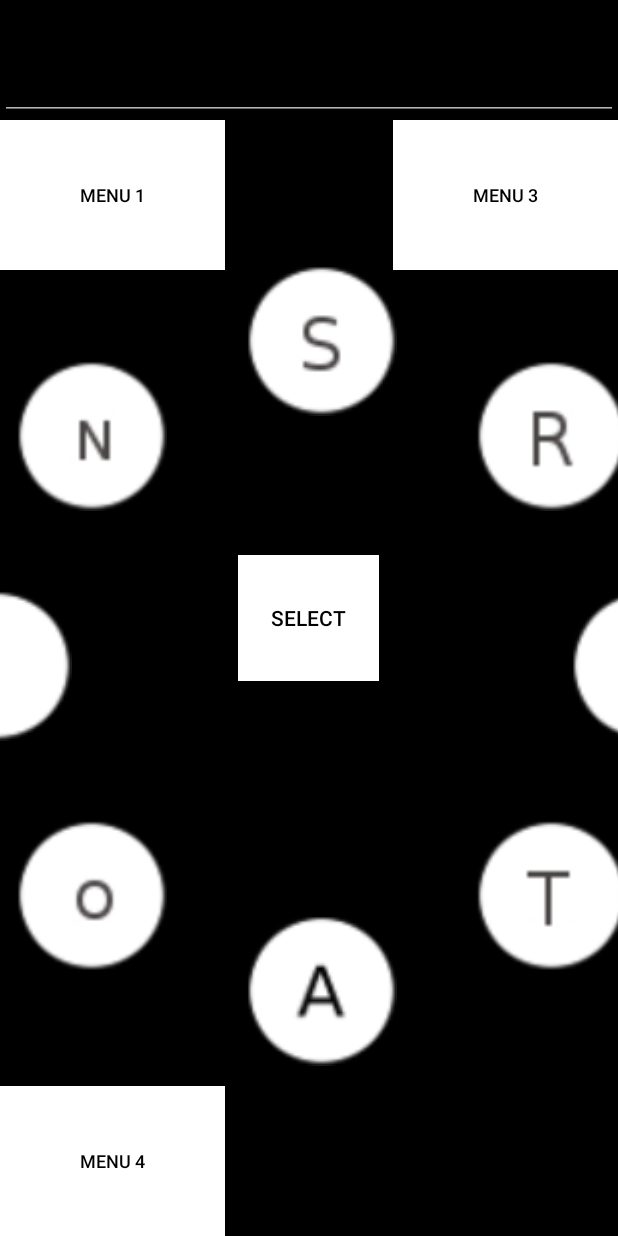
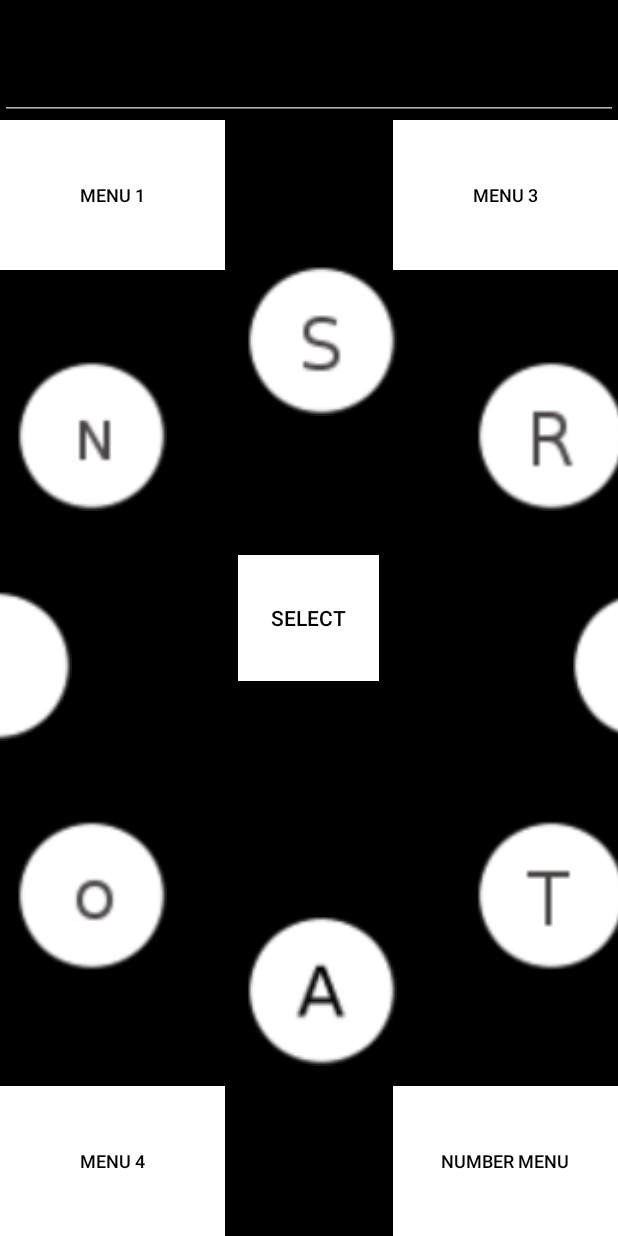
Before and after one commit to cmpercy/COMP580Proto, an Android app: the RadialActivity screen opened directly, with no data from a screen before it, on a phone screen of 412 x 824 dp. Run offline under Robolectric (Android 15) with nearby library versions, the phone set to English and light mode, and no system bars.

Commit message:
Added Radial Numbers

```diff
--- a/app/src/main/java/edu/unc/miller/comp580proto/AToZActivity.java
+++ b/app/src/main/java/edu/unc/miller/comp580proto/AToZActivity.java
@@ -71,7 +71,10 @@ public class AToZActivity extends AppCompatActivity implements TextToSpeech.OnIn
                 startActivity(intent);
                 break;
             case R.id.numbers_button:
-                //need to implement
+                intent = new Intent(this,RadialActivity.class);
+                indicator = 32;
+                hideUserString();
+                startActivity(intent);
                 break;
             case R.id.enter_button:
                 stringToSpeech();
--- a/app/src/main/java/edu/unc/miller/comp580proto/RadialActivity.java
+++ b/app/src/main/java/edu/unc/miller/comp580proto/RadialActivity.java
@@ -26,7 +26,7 @@ public class RadialActivity extends AppCompatActivity {
     ArrayList<Region> regionList;
     ArrayList<Button> buttonList;
     ArrayList<ImageView> imageViewList;
-    Region[] exteriorRegionArray = new Region[3];
+    Region[] exteriorRegionArray = new Region[4];
     Region centralRegion;
     Stack<String> charStack = new Stack<>();
     RelativeLayout rl;
@@ -40,7 +40,7 @@ public class RadialActivity extends AppCompatActivity {
     private boolean startedCheckingTime;                    //used for timing checks
     private boolean changedActivity;                        //indicates if the activity layout has changed recently
     private boolean canResume = true;                       //indicates if the motionevent in a region can be triggered/resumed
-    private boolean checkingExteriorRegionZero, checkingExteriorRegionOne, checkingExteriorRegionTwo;
+    private boolean checkingExteriorRegionZero, checkingExteriorRegionOne, checkingExteriorRegionTwo, checkingExteriorRegionThree;
 
     @Override
     protected void onCreate(Bundle savedInstanceState) {
@@ -86,7 +86,7 @@ public class RadialActivity extends AppCompatActivity {
                 }
                 //---ROUTINES FOR EXTERIOR BUTTONS BELOW---
                 //Check exterior_region_zero for possible keyboard menu transition
-                if(!changedActivity&&!checkingExteriorRegionOne&&!checkingExteriorRegionTwo){
+                if(!changedActivity&&!checkingExteriorRegionOne&&!checkingExteriorRegionTwo&&!checkingExteriorRegionThree){
                     Region tempRegion = exteriorRegionArray[0];
                     //If event is in bounds of this region...
                     if(tempRegion.checkBounds(e.getRawX(),e.getRawY())&&canResume){
@@ -109,7 +109,7 @@ public class RadialActivity extends AppCompatActivity {
                 }
 
                 //Check exterior_region_one; prevent it from clashing with the above method
-                if(!changedActivity&&!checkingExteriorRegionZero&&!checkingExteriorRegionTwo){
+                if(!changedActivity&&!checkingExteriorRegionZero&&!checkingExteriorRegionTwo&&!checkingExteriorRegionThree){
                     Region tempRegion = exteriorRegionArray[1];
                     //If event is in bounds of this region...
                     if(tempRegion.checkBounds(e.getRawX(),e.getRawY())&&canResume){
@@ -132,7 +132,7 @@ public class RadialActivity extends AppCompatActivity {
                 }
 
                 //Check exterior_region_two; prevent it from clashing with the above method
-                if(!changedActivity&&!checkingExteriorRegionZero&&!checkingExteriorRegionOne){
+                if(!changedActivity&&!checkingExteriorRegionZero&&!checkingExteriorRegionOne&&!checkingExteriorRegionThree){
                     Region tempRegion = exteriorRegionArray[2];
                     //If event is in bounds of this region...
                     if(tempRegion.checkBounds(e.getRawX(),e.getRawY())&&canResume){
@@ -153,6 +153,30 @@ public class RadialActivity extends AppCompatActivity {
                         checkingExteriorRegionTwo = false;
                     }
                 }
+
+                //Check exterior_region_three; prevent it from clashing with the above method
+                if(!changedActivity&&!checkingExteriorRegionZero&&!checkingExteriorRegionOne&&!checkingExteriorRegionTwo){
+                    Region tempRegion = exteriorRegionArray[3];
+                    //If event is in bounds of this region...
+                    if(tempRegion.checkBounds(e.getRawX(),e.getRawY())&&canResume){
+                        System.out.println("Running exRegionThree");
+                        checkingExteriorRegionThree = true;
+                        if(!startedCheckingTime) setTimeZero();
+                        if(startedCheckingTime) setTimeOne();
+                        //If the user has been in the region long enough, swap keyboard menus
+                        if(Math.abs(time0-time1)>Vars.TRANSITION_HOLD_TIME){
+                            changedActivity = true;
+                            exteriorButtonFunctionThree();
+                        }
+                    }else{
+                        //Reset variables when the user has left one of the exterior button regions
+                        canResume = true;
+                        changedActivity = false;
+                        startedCheckingTime = false;
+                        checkingExteriorRegionThree = false;
+                    }
+                }
+
                 break;
             //Handle up motion event on the screen
             case MotionEvent.ACTION_UP:
@@ -208,10 +232,17 @@ public class RadialActivity extends AppCompatActivity {
         reinitialize();
     }
 
+    //Handle events triggered by exterior button three, always brings up number menu
+    public void exteriorButtonFunctionThree(){
+        AToZActivity.indicator = 32;
+        reinitialize();
+    }
+
     //Main method to create the radial buttons used for the keyboard layout
     public void makeRadialRegions(){
         rl = (RelativeLayout)findViewById(R.id.activity_radial);
         int numbutt = 8;
+        if(menu.equals("Number Menu")) numbutt = 10;        //number menu requires 10 buttons
         int buttonWidth = Vars.BUTTON_WIDTH; int buttonHeight = Vars.BUTTON_HEIGHT;
         double section = 360/numbutt;
 
@@ -273,12 +304,14 @@ public class RadialActivity extends AppCompatActivity {
     public void makeExteriorRegions(){
         setExteriorButtonText();
         Region buttonRegion;
-        buttonRegion = new Region(0.0f,Vars.EXTERIOR_BUTTON_WIDTH,Vars.EDITABLE_TEXT_BOX_HEIGHT,Vars.EXTERIOR_BUTTON_HEIGHT,"Exterior Button 1");
+        buttonRegion = new Region(0.0f,Vars.EXTERIOR_BUTTON_WIDTH,Vars.EDITABLE_TEXT_BOX_HEIGHT,Vars.EXTERIOR_BUTTON_HEIGHT,"Exterior Button 0");
         exteriorRegionArray[0] = buttonRegion;
-        buttonRegion = new Region(screenwidth-Vars.EXTERIOR_BUTTON_WIDTH,screenwidth,Vars.EDITABLE_TEXT_BOX_HEIGHT,Vars.EXTERIOR_BUTTON_HEIGHT,"Exterior Button 3");
+        buttonRegion = new Region(screenwidth-Vars.EXTERIOR_BUTTON_WIDTH,screenwidth,Vars.EDITABLE_TEXT_BOX_HEIGHT,Vars.EXTERIOR_BUTTON_HEIGHT,"Exterior Button 1");
         exteriorRegionArray[1] = buttonRegion;
-        buttonRegion = new Region(0.0f,Vars.EXTERIOR_BUTTON_WIDTH,screenheight-Vars.EXTERIOR_BUTTON_HEIGHT,screenheight,"Exterior Button 3");
+        buttonRegion = new Region(0.0f,Vars.EXTERIOR_BUTTON_WIDTH,screenheight-Vars.EXTERIOR_BUTTON_HEIGHT,screenheight,"Exterior Button 2");
         exteriorRegionArray[2] = buttonRegion;
+        buttonRegion = new Region(screenwidth-Vars.EXTERIOR_BUTTON_WIDTH,screenwidth,screenheight-Vars.EXTERIOR_BUTTON_HEIGHT,screenheight,"Exterior Button 3");
+        exteriorRegionArray[3] = buttonRegion;
     }
 
     //Redraws and reinitializes the keyboard layout; gets called from an exterior button function
@@ -316,6 +349,9 @@ public class RadialActivity extends AppCompatActivity {
         if(menu.equals("Menu 4")){button.setText(R.string.menu_3);}
         else{button.setText(R.string.menu_4);}
 
+        button = (Button)findViewById(R.id.exterior_button_3);
+        button.setText(R.string.number_menu);
+
     }
 
     //Remove all dynamically created buttons from view; not the exterior buttons
@@ -345,7 +381,10 @@ public class RadialActivity extends AppCompatActivity {
         if(in==21){b.setText("K");}if(in==22){b.setText("X");}if(in==23){b.setText("Q");}
         if(in==24){b.setText("J");}if(in==25){b.setText("Z");}if(in==26){b.setText(".");}
         if(in==27){b.setText(",");}if(in==28){b.setText("!");}if(in==29){b.setText("?");}
-        if(in==30){b.setText(";");}if(in==31){b.setText("@");}
+        if(in==30){b.setText(";");}if(in==31){b.setText("@");}if(in==32){b.setText("0");}
+        if(in==33){b.setText("1");}if(in==34){b.setText("2");}if(in==35){b.setText("3");}
+        if(in==36){b.setText("4");}if(in==37){b.setText("5");}if(in==38){b.setText("6");}
+        if(in==39){b.setText("7");}if(in==40){b.setText("8");}if(in==41){b.setText("9");}
     }
 
     //Pick the resource to load into an imageview
@@ -362,7 +401,10 @@ public class RadialActivity extends AppCompatActivity {
         if(in==21){imv.setImageResource(R.drawable.k);}if(in==22){imv.setImageResource(R.drawable.x);}if(in==23){imv.setImageResource(R.drawable.q);}
         if(in==24){imv.setImageResource(R.drawable.j);}if(in==25){imv.setImageResource(R.drawable.z);}if(in==26){imv.setImageResource(R.drawable.period);}
         if(in==27){imv.setImageResource(R.drawable.comma);}if(in==28){imv.setImageResource(R.drawable.exclamation);}if(in==29){imv.setImageResource(R.drawable.question);}
-        if(in==30){imv.setImageResource(R.drawable.semicolon);}if(in==31){imv.setImageResource(R.drawable.at);}
+        if(in==30){imv.setImageResource(R.drawable.semicolon);}if(in==31){imv.setImageResource(R.drawable.at);}if(in==32){imv.setImageResource(R.drawable.zero);}
+        if(in==33){imv.setImageResource(R.drawable.one);}if(in==34){imv.setImageResource(R.drawable.two);}if(in==35){imv.setImageResource(R.drawable.three);}
+        if(in==36){imv.setImageResource(R.drawable.four);}if(in==37){imv.setImageResource(R.drawable.five);}if(in==38){imv.setImageResource(R.drawable.six);}
+        if(in==39){imv.setImageResource(R.drawable.seven);}if(in==40){imv.setImageResource(R.drawable.eight);}if(in==41){imv.setImageResource(R.drawable.nine);}
     }
 
 //    //Pick the text to use for the button
@@ -450,6 +492,7 @@ public class RadialActivity extends AppCompatActivity {
         else if(setter==8) menu = "Menu 2";
         else if(setter==16) menu = "Menu 3";
         else if(setter==24) menu = "Menu 4";
+        else if(setter==32) menu = "Number Menu";
         else{throw new RuntimeException("Unknown menu type");}
     }
 
--- a/app/src/main/java/edu/unc/miller/comp580proto/Vars.java
+++ b/app/src/main/java/edu/unc/miller/comp580proto/Vars.java
@@ -10,7 +10,7 @@ public class Vars {
     public static final float EXTERIOR_BUTTON_WIDTH = 150;
     public static final float EXTERIOR_BUTTON_HEIGHT = 100;
     public static final float EDITABLE_TEXT_BOX_HEIGHT = 80;
-    public static final long  TRANSITION_HOLD_TIME = 750;       //in ms
+    public static final long  TRANSITION_HOLD_TIME = 500;       //in ms
 
 
     public Vars(){}
--- a/app/src/main/res/layout/activity_radial.xml
+++ b/app/src/main/res/layout/activity_radial.xml
@@ -64,6 +64,18 @@
             android:layout_alignParentBottom="true"
             android:clickable="false"
             android:background="#FFF"/>
+
+    <Button
+        android:id="@+id/exterior_button_3"
+        android:layout_width="@dimen/exterior_buttons_width"
+        android:layout_height="@dimen/exterior_buttons_height"
+        android:text="Function #4"
+        android:textSize="@dimen/exterior_buttons_text_size"
+        android:textColor="#000"
+        android:layout_alignParentBottom="true"
+        android:layout_alignParentEnd="true"
+        android:clickable="false"
+        android:background="#FFF"/>
 <!--
     <Button
         android:id="@+id/space_button"
--- a/app/src/main/res/values/strings.xml
+++ b/app/src/main/res/values/strings.xml
@@ -24,5 +24,6 @@
     <string name="menu_2">Menu 2</string>
     <string name="menu_3">Menu 3</string>
     <string name="menu_4">Menu 4</string>
+    <string name="number_menu">Number Menu</string>
 
 </resources>
```
Also changed, not shown: app/src/main/res/drawable/delete.png (renamed from app/src/main/res/drawable/DELETE.png), app/src/main/res/drawable/eight.png (added), app/src/main/res/drawable/enter.png (renamed from app/src/main/res/drawable/ENTER.png), app/src/main/res/drawable/five.png (added), app/src/main/res/drawable/four.png (added), app/src/main/res/drawable/nine.png (added), app/src/main/res/drawable/one.png (added), app/src/main/res/drawable/seven.png (added), app/src/main/res/drawable/six.png (added), app/src/main/res/drawable/space.png (renamed from app/src/main/res/drawable/SPACE.png), app/src/main/res/drawable/three.png (added), app/src/main/res/drawable/two.png (added), app/src/main/res/drawable/zero.png (added).
